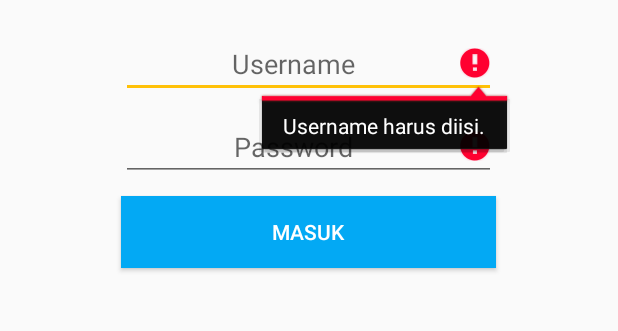
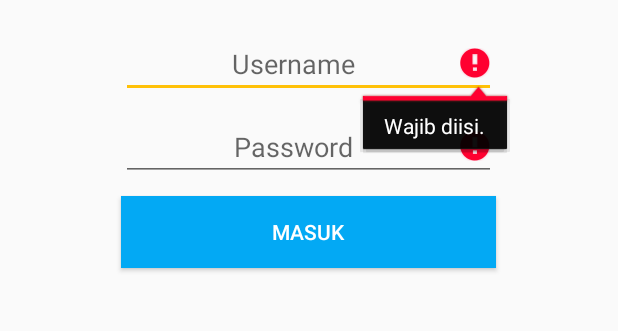
Before and after one commit to dzakybd/SIKOST, an Android app: the screen it shows after launch (LoginActivity), after a tap on "MASUK", on a phone screen of 412 x 824 dp, the part 510-841 px from its top. Run offline under Robolectric (Android 15) with nearby library versions, the phone set to English and light mode, and no system bars; our stand-ins replace ButterKnife; libraries missing offline, so code that uses them is left out: com.pixplicity.easyprefs, com.wang.avi; 5 statements that could not run were skipped.

Commit message:
refactor + bugfix crud

```diff
--- a/app/src/main/java/id/ac/its/sikost/Utils.java
+++ b/app/src/main/java/id/ac/its/sikost/Utils.java
@@ -2,6 +2,8 @@ package id.ac.its.sikost;
 
 import android.text.TextUtils;
 import android.widget.EditText;
+
+import java.util.List;
 
 /**
  * Created by Ilham Aulia Majid on 19-May-17.
@@ -19,4 +21,13 @@ public class Utils {
             editText.setError(message);
         }
     }
+
+    public static boolean setEmptyErrorMessage(List<EditText> editTexts, CharSequence message){
+        boolean empty = false;
+        for (EditText editText:editTexts){
+            setEmptyErrorMessage(editText, message);
+            if (isEmpty(editText)) empty = true;
+        }
+        return empty;
+    }
 }
--- a/app/src/main/java/id/ac/its/sikost/activity/LoginActivity.java
+++ b/app/src/main/java/id/ac/its/sikost/activity/LoginActivity.java
@@ -12,6 +12,7 @@ import android.widget.Toast;
 
 import com.pixplicity.easyprefs.library.Prefs;
 
+import java.util.ArrayList;
 import java.util.List;
 
 import butterknife.BindView;
@@ -56,11 +57,11 @@ public class LoginActivity extends AppCompatActivity {
 
     @OnClick(R.id.login_button)
     public void onViewClicked() {
-        Utils.setEmptyErrorMessage(loginUsername, "Username harus diisi.");
-        Utils.setEmptyErrorMessage(loginPassword, "Password harus diisi");
-        if(Utils.isEmpty(loginUsername) || Utils.isEmpty(loginPassword)){
-            return;
-        }
+        List<EditText> editTexts = new ArrayList<>();
+        editTexts.add(loginUsername);
+        editTexts.add(loginPassword);
+        boolean empty = Utils.setEmptyErrorMessage(editTexts, "Wajib diisi.");
+        if (empty) return;
         String username = loginUsername.getText().toString();
         String password = loginPassword.getText().toString();
         List<Admin> admins = AdminSingleton.getInstance().getAdmins();
```
Also changed, not shown: app/src/main/java/id/ac/its/sikost/activity/DataAdminActivity.java (+50 -34 lines).
